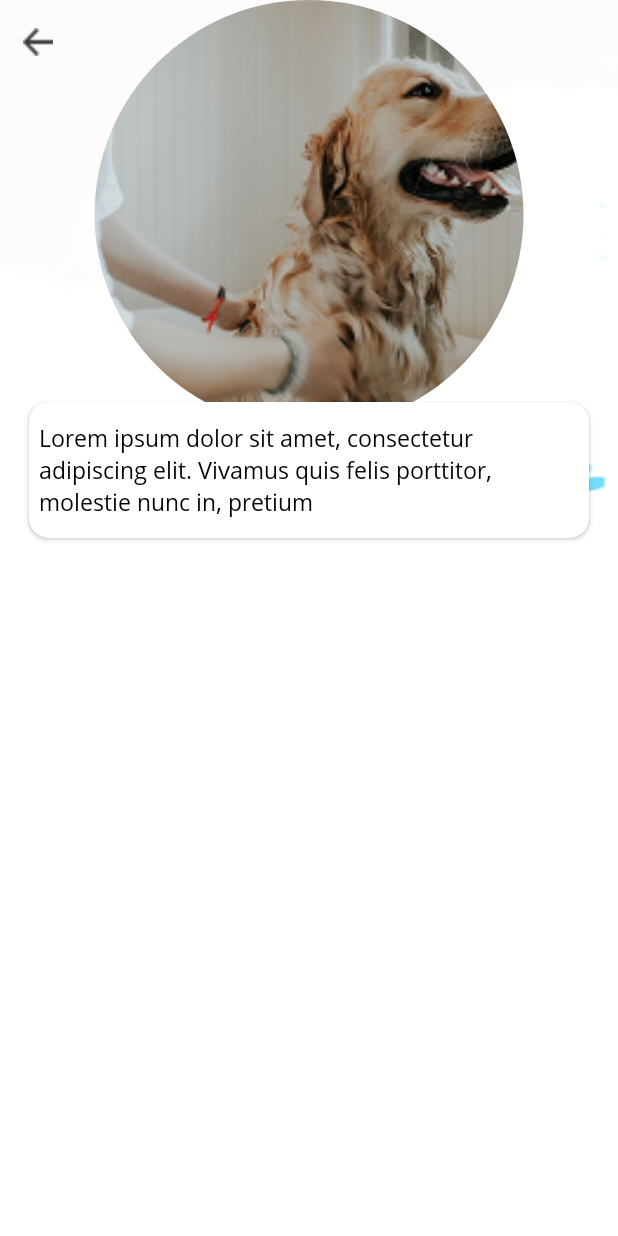
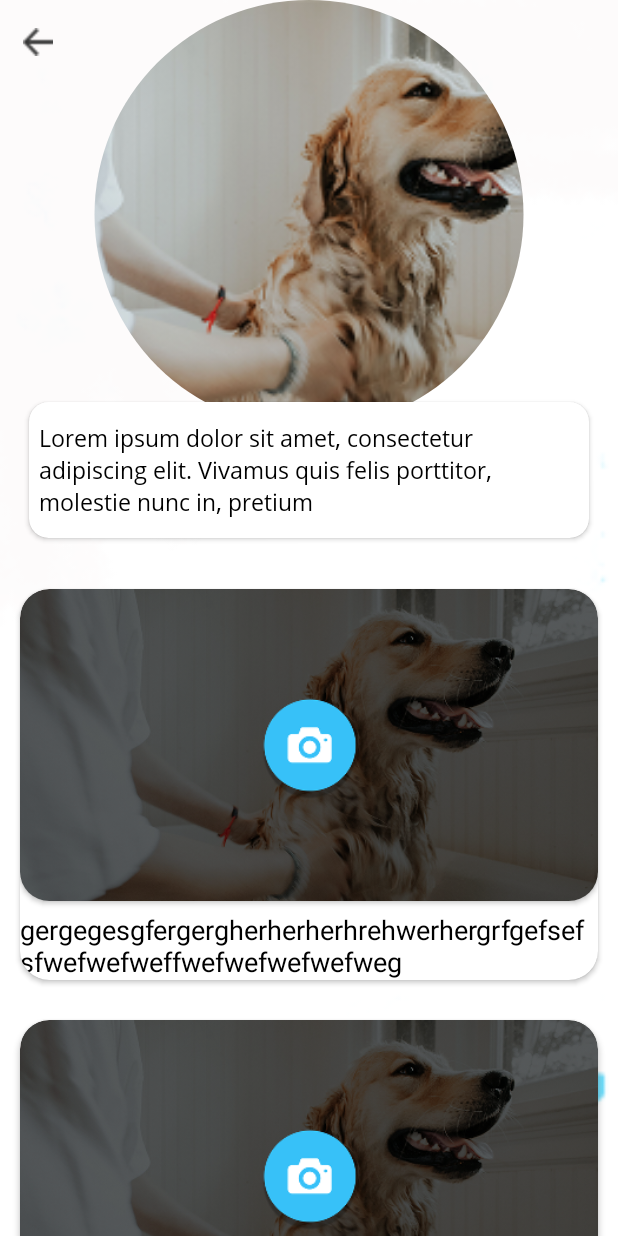
Before and after one commit to pardeep-123/Fluffies, an Android app: the layout activity_category_detail.xml on its own in the app's theme, with its tools: preview values and no code run, on a phone screen of 412 x 824 dp. Run offline under Robolectric (Android 15) with nearby library versions, the phone set to English and light mode, and no system bars; plain views replace RoundedImageView.

Commit message:
add record

```diff
--- a/app/src/main/java/com/puppypedia/ui/auth/signup/SignUpActivity.kt
+++ b/app/src/main/java/com/puppypedia/ui/auth/signup/SignUpActivity.kt
@@ -157,6 +157,8 @@ class SignUpActivity : AppCompatActivity(), Observer<RestObservable> {
                     map["deviceType"] = Constants.Device_Type
                     map["deviceToken"] = token
                     viewModel.signUpApi(this, true, map)
+                    viewModel.mResponse.observe(this, this)
+
 
                 }
             }
--- a/app/src/main/res/layout/activity_category_detail.xml
+++ b/app/src/main/res/layout/activity_category_detail.xml
@@ -1,5 +1,5 @@
 <?xml version="1.0" encoding="utf-8"?>
-<LinearLayout xmlns:android="http://schemas.android.com/apk/res/android"
+<RelativeLayout xmlns:android="http://schemas.android.com/apk/res/android"
     xmlns:app="http://schemas.android.com/apk/res-auto"
     xmlns:tools="http://schemas.android.com/tools"
     android:layout_width="match_parent"
@@ -68,7 +68,33 @@
                         app:layout_constraintStart_toStartOf="parent"
                         app:layout_constraintTop_toTopOf="parent" />
                 </androidx.constraintlayout.widget.ConstraintLayout>
+
             </ScrollView>
         </androidx.cardview.widget.CardView>
+
+        <androidx.recyclerview.widget.RecyclerView
+            android:id="@+id/rv_addRecord"
+            android:layout_width="match_parent"
+            android:layout_height="wrap_content"
+            android:orientation="vertical"
+            tools:listitem="@layout/add_record_layout"
+            android:layout_marginTop="@dimen/_10sdp"
+            app:layoutManager="androidx.recyclerview.widget.LinearLayoutManager" />
     </LinearLayout>
-</LinearLayout>
+
+
+    <ImageView
+        android:id="@+id/iv_addRecord"
+        android:layout_width="@dimen/_30sdp"
+        android:layout_height="@dimen/_30sdp"
+        android:layout_alignParentEnd="true"
+        android:layout_alignParentBottom="true"
+        android:layout_marginStart="@dimen/_10sdp"
+        android:layout_marginTop="@dimen/_10sdp"
+        android:layout_marginEnd="@dimen/_10sdp"
+        android:layout_marginBottom="@dimen/_10sdp"
+        android:scaleType="centerCrop"
+        android:src="@drawable/add_record"
+        android:visibility="gone" />
+
+</RelativeLayout>
--- /dev/null
+++ b/app/src/main/res/layout/add_record_layout.xml
@@ -0,0 +1,43 @@
+<?xml version="1.0" encoding="utf-8"?>
+<RelativeLayout xmlns:android="http://schemas.android.com/apk/res/android"
+    xmlns:app="http://schemas.android.com/apk/res-auto"
+    android:layout_width="match_parent"
+    android:layout_height="match_parent">
+
+    <androidx.cardview.widget.CardView
+        android:layout_width="match_parent"
+        android:layout_height="wrap_content"
+        android:layout_margin="@dimen/_10sdp"
+        app:cardCornerRadius="@dimen/_15sdp">
+
+        <LinearLayout
+            android:layout_width="match_parent"
+            android:layout_height="wrap_content"
+            android:orientation="vertical">
+
+            <androidx.cardview.widget.CardView
+                android:layout_width="match_parent"
+                android:layout_height="wrap_content"
+                app:cardCornerRadius="@dimen/_15sdp">
+
+                <ImageView
+                    android:id="@+id/iv_record"
+                    android:layout_width="match_parent"
+                    android:layout_height="@dimen/_160sdp"
+                    android:scaleType="centerCrop"
+                    android:src="@drawable/img" />
+            </androidx.cardview.widget.CardView>
+
+            <TextView
+                android:id="@+id/tv_record"
+                android:layout_width="match_parent"
+                android:layout_height="wrap_content"
+                android:layout_marginTop="@dimen/_5sdp"
+                android:text="gergegesgfergergherherherhrehwerhergrfgefsefsfwefwefweffwefwefwefwefweg"
+                android:textColor="@color/black"
+                android:textSize="@dimen/_14sdp" />
+        </LinearLayout>
+
+
+    </androidx.cardview.widget.CardView>
+</RelativeLayout>
--- a/app/src/main/res/values/colors.xml
+++ b/app/src/main/res/values/colors.xml
@@ -17,4 +17,6 @@
     <color name="red">#E53520</color>
     <color name="green">#5DB954</color>
     <color name="blue">#06238A</color>
+    <color name="Transparent">#00000000</color>
+
 </resources>
--- a/build.gradle
+++ b/build.gradle
@@ -7,7 +7,7 @@ buildscript {
     }
     dependencies {
         classpath "com.android.tools.build:gradle:4.1.2"
-        classpath "org.jetbrains.kotlin:kotlin-gradle-plugin:1.5.21"
+        classpath 'org.jetbrains.kotlin:kotlin-gradle-plugin:1.5.31'
         classpath 'com.google.gms:google-services:4.3.10'
         // NOTE: Do not place yodaggerur application dependencies here; they belong
         // in the individual module build.gradle files
```
Also changed, not shown: app/src/main/AndroidManifest.xml (+5 -4 lines), app/src/main/java/com/puppypedia/base/ImagePickerUtilityNew.kt (added, +460 -0 lines), app/src/main/java/com/puppypedia/common_adapters/AddRecordAdapter.kt (added, +74 -0 lines), app/src/main/java/com/puppypedia/ui/main/ui/category_detail/CategoryDetailActivity.kt (+15 -3 lines), app/src/main/res/drawable-v24/eddescriptionshape.xml (added, +12 -0 lines), app/src/main/res/drawable-v24/add_pic.png (added), app/src/main/res/drawable/add_record.png (added).
